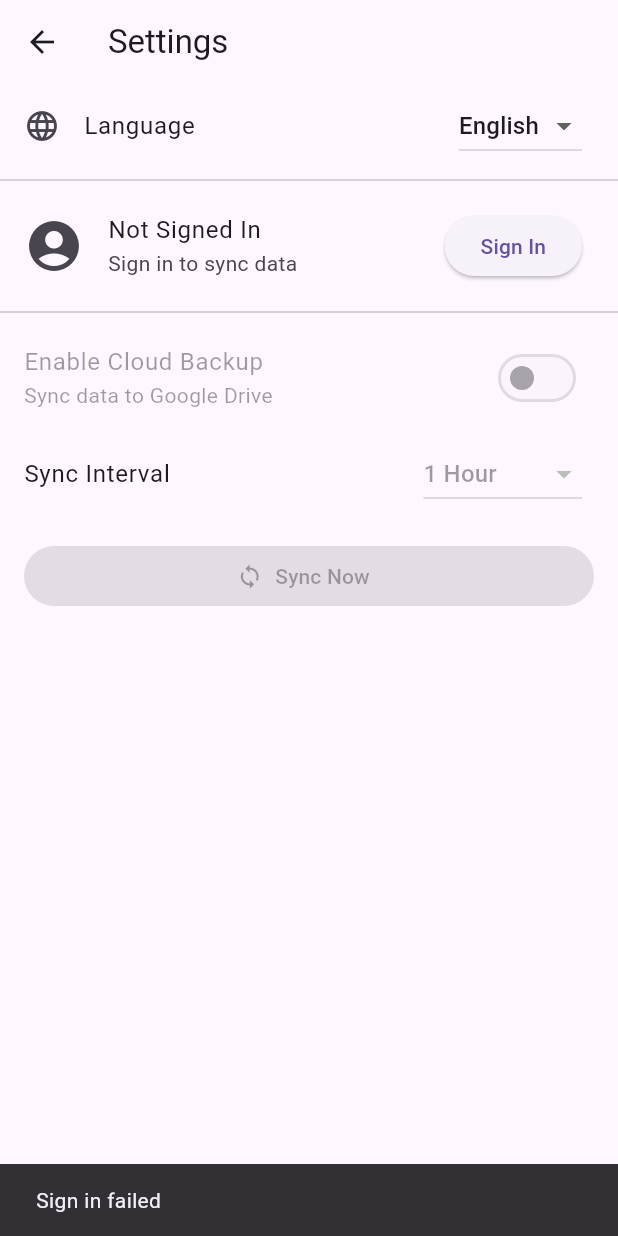
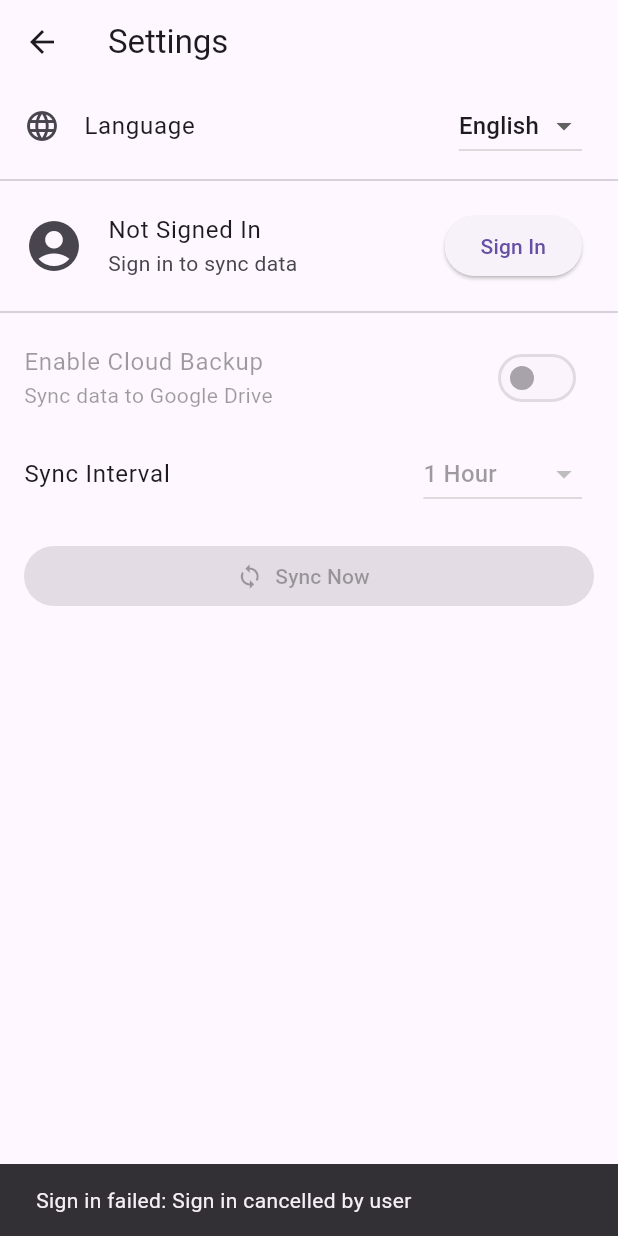
Before and after one commit to Rastler89/antkeeper, a Flutter app: the SettingsScreen screen opened directly, after a tap on "Sign In", on a phone screen of 412 x 824 dp. Run offline on Flutter 3.47's test engine with Material 3 defaults, Android fonts, the phone set to English and light mode, and no system bars; our stand-ins replace fl_chart, google_sign_in, image_picker, qr_flutter, shared_preferences; missing offline and left inert: extension_google_sign_in_as_googleapis_auth, googleapis; accounts and stored records are empty.

Commit message:
feat: Expose sign-in errors in UI
- Updated GoogleDriveService to expose sign-in errors.
- Updated SettingsScreen to display specific error messages in SnackBar.

Co-authored-by: Rastler89 <5998049+Rastler89@users.noreply.github.com>

```diff
--- a/lib/screens/settings_screen.dart
+++ b/lib/screens/settings_screen.dart
@@ -81,10 +81,15 @@ class _SettingsScreenState extends State<SettingsScreen> {
             )
           : ElevatedButton(
               onPressed: () async {
-                final account = await driveService.signIn();
-                if (account == null && context.mounted) {
+                final error = await driveService.signInWithFeedback();
+                if (error != null && context.mounted) {
+                  // Only show error if it's not a simple cancellation (optional, but good UX)
+                  // For now, let's show whatever feedback we got
                   ScaffoldMessenger.of(context).showSnackBar(
-                    SnackBar(content: Text(l10n.signInFailed)),
+                    SnackBar(
+                      content: Text('${l10n.signInFailed}: $error'),
+                      duration: const Duration(seconds: 5),
+                    ),
                   );
                 }
               },
--- a/lib/services/google_drive_service.dart
+++ b/lib/services/google_drive_service.dart
@@ -50,6 +50,24 @@ class GoogleDriveService {
         print('Error signing in: $error');
       }
       return null;
+    }
+  }
+
+  // Returns an error message if failed, or null if success.
+  Future<String?> signInWithFeedback() async {
+    try {
+      final account = await _googleSignIn.signIn();
+      if (account == null) {
+        // User cancelled
+        return 'Sign in cancelled by user';
+      }
+      return null;
+    } catch (error) {
+      if (kDebugMode) {
+        print('Error signing in: $error');
+      }
+      // Return a user-friendly error or the raw error
+      return 'Sign in error: $error';
     }
   }
 
```
